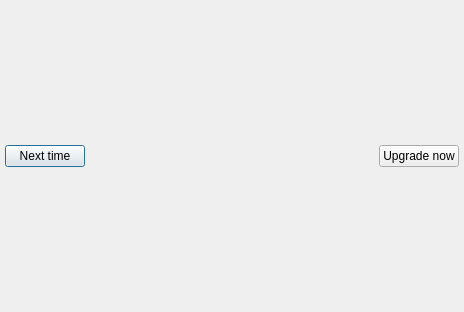
altairwei/WizNotePlus, file src/ui/WizUpgradeNotifyDialog.ui: the form before one commit.
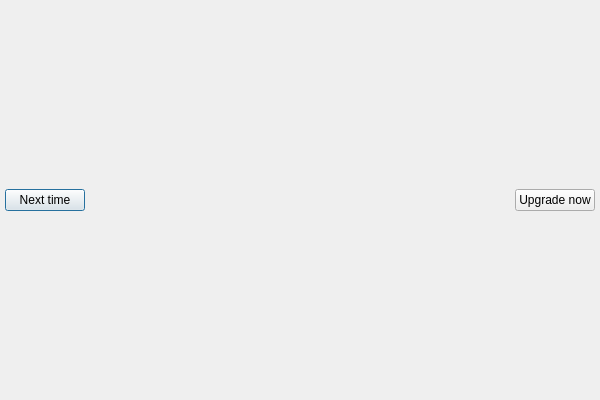
The form after the commit.

Commit message: IMPROVE: upgrade dialog font and style

The edit to the form file:
```diff
--- a/src/ui/WizUpgradeNotifyDialog.ui
+++ b/src/ui/WizUpgradeNotifyDialog.ui
@@ -6,8 +6,8 @@
    <rect>
     <x>0</x>
     <y>0</y>
-    <width>464</width>
-    <height>312</height>
+    <width>600</width>
+    <height>400</height>
    </rect>
   </property>
   <property name="windowTitle">
```
The commit also changes 1 other file.
